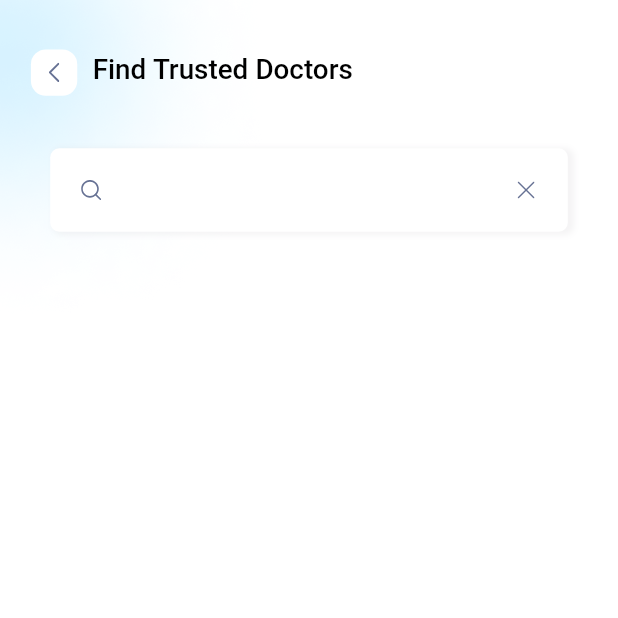
After one commit to shayestehPn/doctor-hunt, a Flutter app: the FindDoctorsPage screen opened by its route, on a phone screen of 412 x 824 dp, the top half of it. The commit adds this screen. Run offline on Flutter 3.47's test engine with Material 2 defaults, Android fonts, the phone set to English and light mode, and no system bars; our stand-ins replace cached_network_image, equatable, flutter_bloc, flutter_screenutil, flutter_svg, get and 1 more.

Commit message:
find doctors page 40%

```diff
--- a/lib/binding.dart
+++ b/lib/binding.dart
@@ -1,5 +1,6 @@
 import 'package:get/get.dart';
 import 'package:get/get_instance/src/bindings_interface.dart';
+import 'data/repository/find_doctors_repository.dart';
 import 'data/repository/home_repository.dart';
 import 'data/repository/splash_repository.dart';
 
@@ -13,5 +14,7 @@ class BindingClass implements Bindings {
 
     Get.lazyPut<HomeRepository>(() => HomeRepository(),fenix: true);
 
+    Get.lazyPut<FindDoctorsRepository>(() => FindDoctorsRepository(),fenix: true);
+
   }
 }
--- /dev/null
+++ b/lib/business_logic/find_doctors/find_doctors_cubit.dart
@@ -0,0 +1,35 @@
+import 'package:flutter_bloc/flutter_bloc.dart';
+import 'package:get/get.dart';
+import '../../data/repository/find_doctors_repository.dart';
+import 'find_doctors_state.dart';
+
+
+class FindDoctorsCubit extends Cubit<FindDoctorsState>{
+
+  final FindDoctorsRepository _findDoctorsRepository=Get.find();
+
+  FindDoctorsCubit() : super(const Initial());
+
+
+
+  getData() async {
+
+    emit( Loading() );
+
+    final result = await _findDoctorsRepository.getData();
+
+    if(result.error==""){
+
+      emit( Success(dto: result));
+
+    }
+    else{
+
+      emit(Failure(error: result.error.toString()));
+
+    }
+
+  }
+
+
+}
--- /dev/null
+++ b/lib/business_logic/find_doctors/find_doctors_state.dart
@@ -0,0 +1,61 @@
+import 'package:equatable/equatable.dart';
+import '../../data/dto/find_doctors_dto.dart';
+
+abstract class FindDoctorsState extends Equatable{    //we cant make instance of abstract class
+
+  const FindDoctorsState();
+}
+
+class Initial extends FindDoctorsState {
+
+  const Initial();
+
+  @override
+  List<Object?> get props => [];
+
+}
+
+
+class Loading extends FindDoctorsState {
+
+  const Loading();
+
+  @override
+  List<Object?> get props => [];
+
+}
+
+
+
+
+class Success extends FindDoctorsState {
+
+  FindDoctorsDto dto;
+
+  Success({required this.dto});
+
+  @override
+  List<Object?> get props => [dto];
+
+  Success copyWith({
+    FindDoctorsDto? dto
+  }) {
+    return Success(
+      dto: dto??this.dto,
+    );
+  }
+}
+
+
+
+
+class Failure extends FindDoctorsState {
+
+  String error="";
+
+  Failure({required this.error});
+
+  @override
+  List<Object?> get props => [error];
+
+}
--- /dev/null
+++ b/lib/data/dto/find_doctors_dto.dart
@@ -0,0 +1,31 @@
+import '../../constants/strings.dart';
+
+class FindDoctorsDto{
+
+  String error="";
+
+
+  FindDoctorsDto();
+
+
+  FindDoctorsDto.status(int status){
+    if(status==401){
+      error=AppStrings.userNotFoundError;
+    }
+    else if(status==403 || status==404){
+      error=AppStrings.serverError;
+    }
+  }
+
+
+  FindDoctorsDto.error(this.error);
+
+
+
+// factory FindDoctorsDto.fromJson(Map<dynamic, dynamic> json) {
+//
+//   return FindDoctorsDto();
+// }
+
+
+}
--- /dev/null
+++ b/lib/data/repository/find_doctors_repository.dart
@@ -0,0 +1,10 @@
+import '../dto/find_doctors_dto.dart';
+
+class FindDoctorsRepository{
+
+  getData(){
+
+    return FindDoctorsDto();
+  }
+
+}
--- /dev/null
+++ b/lib/presentation/components/button_with_touch_point.dart
@@ -0,0 +1,37 @@
+import 'package:flutter/material.dart';
+
+class ButtonWithTouchPoint extends StatelessWidget {
+
+  final Widget buttonWidget;
+  final  double touchingAreaHeight;
+  final double touchingAreaWidth;
+  final Function() onClick;
+
+  const ButtonWithTouchPoint({
+    super.key,
+    required this.buttonWidget,
+    required this.touchingAreaHeight,
+    required this.touchingAreaWidth,
+    required this.onClick
+  });
+
+  @override
+  Widget build(BuildContext context) {
+    return GestureDetector(
+      onTap: (){
+        onClick();
+      },
+      child: Stack(
+        alignment: Alignment.center,
+        children: [
+          buttonWidget,
+          Container(
+            height: touchingAreaHeight,
+            width: touchingAreaWidth,
+            color: Colors.transparent,
+          )
+        ],
+      ),
+    );
+  }
+}
--- /dev/null
+++ b/lib/presentation/components/find_doctors_page/find_doctor_app_bar.dart
@@ -0,0 +1,49 @@
+import 'package:doctor_hunt/presentation/components/images/svg_images.dart';
+import 'package:flutter/material.dart';
+import 'package:flutter_screenutil/flutter_screenutil.dart';
+
+class FindDoctorAppBar extends StatelessWidget {
+
+  final Function() backOnClick;
+
+  const FindDoctorAppBar({super.key, required this.backOnClick});
+
+  @override
+  Widget build(BuildContext context) {
+    return Column(
+      children: [
+        SizedBox(height: 32.h),
+        Row(
+          children: [
+            GestureDetector(
+              onTap: (){
+                backOnClick();
+              },
+              child: Container(
+                height: 30.w,
+                width: 30.w,
+                margin: EdgeInsets.only(right: 10.w,left: 20.w),
+                alignment: Alignment.center,
+                decoration: BoxDecoration(
+                  borderRadius: BorderRadius.circular(10),
+                  color: Colors.white,
+
+                ),
+                child: SvgImage.arrowLeftSvg,
+              ),
+            ),
+            Text("Find Trusted Doctors",
+              textAlign: TextAlign.center,
+              style: TextStyle(
+                  fontSize: 18.sp,
+                  color: Colors.black,
+                fontWeight: FontWeight.w500
+              ),
+            )
+
+          ],
+        )
+      ],
+    );
+  }
+}
--- /dev/null
+++ b/lib/presentation/components/find_doctors_page/find_doctor_search_text_field.dart
@@ -0,0 +1,99 @@
+import 'package:doctor_hunt/constants/colors.dart';
+import 'package:doctor_hunt/constants/styles.dart';
+import 'package:doctor_hunt/presentation/components/images/svg_images.dart';
+import 'package:flutter/material.dart';
+import 'package:flutter_screenutil/flutter_screenutil.dart';
+
+import '../button_with_touch_point.dart';
+
+class FindDoctorTextField extends StatelessWidget {
+
+  final TextEditingController controller;
+  final Function() closeOnClick;
+  final Function() magnifierOnClick;
+
+   const FindDoctorTextField({
+     super.key,
+     required this.controller,
+     required this.closeOnClick,
+     required this.magnifierOnClick
+   });
+
+
+
+  @override
+  Widget build(BuildContext context) {
+    return Container(
+      height: 54.h,
+      width: 335.w,
+      margin: EdgeInsets.only(top: 34.h),
+      decoration: BoxDecoration(
+        color: Colors.white,
+        borderRadius: AppStyles.cardBorderRadius,
+          boxShadow: [
+            BoxShadow(
+              color: const Color(0xffC9C5CA).withOpacity(0.2),
+              blurRadius: 3,
+              spreadRadius: 1,
+              offset: const Offset(3, 1),
+            )
+          ]
+      ),
+      child: Row(
+        children: [
+          ButtonWithTouchPoint(
+
+            buttonWidget: Container(
+              height: 13.w,
+              width: 13.w,
+              margin: EdgeInsets.only(left: 20.w),
+              child: SvgImage.magnifierSvg,
+            ),
+            touchingAreaHeight: 26.w,
+            touchingAreaWidth: 26.w,
+            onClick: () {
+              magnifierOnClick();
+            },
+          ),
+          Expanded(
+              child: TextField(
+                  textAlign: TextAlign.left,
+                  textDirection: TextDirection.ltr,
+                  maxLines: 1,
+                  style: TextStyle(
+                      fontWeight: FontWeight.w500,
+                      fontSize: 15.sp,
+                      color: AppColors.gray,
+                  ),
+                  controller: controller,
+                  keyboardType: TextInputType.text,
+                  decoration: InputDecoration(
+                      border: InputBorder.none,
+                      contentPadding: EdgeInsets.only(left: 12.w),
+                  ),
+
+              )
+          ),
+          Expanded(
+              child: Align(
+                alignment: Alignment.centerRight,
+                child : ButtonWithTouchPoint(
+                  buttonWidget: Container(
+                    height: 11.w,
+                    width: 11.w,
+                    margin: EdgeInsets.only(right: 21.w),
+                    child: SvgImage.closeSvg,
+                  ),
+                  touchingAreaHeight: 33.w,
+                  touchingAreaWidth: 33.w,
+                  onClick: () {
+                    closeOnClick();
+                  },
+                ),
+              )
+          )
+        ],
+      ),
+    );
+  }
+}
--- a/lib/presentation/components/home_screen/search_card.dart
+++ b/lib/presentation/components/home_screen/search_card.dart
@@ -1,16 +1,22 @@
 import 'package:flutter/material.dart';
 import 'package:flutter_screenutil/flutter_screenutil.dart';
-
 import '../../../constants/colors.dart';
 import '../../../constants/styles.dart';
 import '../images/svg_images.dart';
 
 class SearchCard extends StatelessWidget {
-  const SearchCard({Key? key}) : super(key: key);
+
+  final Function() onClick;
+
+  const SearchCard({super.key, required this.onClick});
 
   @override
   Widget build(BuildContext context) {
-    return Container(
+    return GestureDetector(
+      onTap: (){
+        onClick();
+      },
+      child: Container(
         height: 54.h,
         margin: EdgeInsets.fromLTRB(20.w,126.h,20.w,0),
         decoration: BoxDecoration(
@@ -19,8 +25,8 @@ class SearchCard extends StatelessWidget {
             boxShadow: [
               BoxShadow(
                 color: const Color(0xffC9C5CA).withOpacity(0.5),
-              blurRadius: 5, // soften the shadow
-              spreadRadius: 1, //extend the shadow
+                blurRadius: 5,
+                spreadRadius: 1,
                 offset: const Offset(1, 1),
               )
             ]
@@ -40,7 +46,8 @@ class SearchCard extends StatelessWidget {
                   color: AppColors.gray
               ),
             ),
-          Expanded(child: Align(
+            Expanded(
+                child: Align(
               alignment: Alignment.centerRight,
               child: Container(
                 height: 11.w,
@@ -51,6 +58,7 @@ class SearchCard extends StatelessWidget {
             ))
           ],
         ),
+      ),
     );
   }
 }
--- a/lib/presentation/components/images/svg_images.dart
+++ b/lib/presentation/components/images/svg_images.dart
@@ -90,5 +90,8 @@ class SvgImage {
     "${Assistance.svgImagesLocation}message_icon.svg",
     color: Colors.white,
   );
+  static final  Widget arrowLeftSvg = SvgPicture.asset(
+    "${Assistance.svgImagesLocation}arrow_left.svg",
+  );
 
 }
--- /dev/null
+++ b/lib/presentation/pages/find_doctors_page.dart
@@ -0,0 +1,103 @@
+import 'package:doctor_hunt/business_logic/find_doctors/find_doctors_cubit.dart';
+import 'package:flutter/material.dart';
+import 'package:flutter_bloc/flutter_bloc.dart';
+import 'package:flutter_screenutil/flutter_screenutil.dart';
+import 'package:get/get.dart';
+import '../../business_logic/find_doctors/find_doctors_state.dart';
+import '../components/find_doctors_page/find_doctor_app_bar.dart';
+import '../components/find_doctors_page/find_doctor_search_text_field.dart';
+import '../components/images/png_images.dart';
+import '../components/loading_dilaog.dart';
+
+
+class FindDoctorsPage extends StatelessWidget {
+
+   FindDoctorsPage({Key? key}) : super(key: key);
+
+  TextEditingController doctorTextFieldController=TextEditingController();
+
+  @override
+  Widget build(BuildContext context) {
+    return Scaffold(
+      body: BlocProvider<FindDoctorsCubit>(
+        create: (context) {
+          final cubit = FindDoctorsCubit();
+          cubit.getData();
+          return cubit;
+        },
+        child: BlocConsumer<FindDoctorsCubit, FindDoctorsState>(
+          listener: (context, homeState) {
+            if (homeState is Failure) {
+              Navigator.pop(context);
+              ScaffoldMessenger.of(context).showSnackBar(
+                SnackBar(
+                  backgroundColor: Colors.green,
+                  content: Text(homeState.error),
+                ),
+              );
+            }
+          },
+          builder: (context, state) {
+            if(state is Loading){
+              return const LoadingDialog();
+            }
+            if(state is Success){
+              return  Scaffold(
+                  body: Material(
+                      child: Stack(
+                        children: [
+                          Container(
+                            height: MediaQuery.of(context).size.height,
+                            width: MediaQuery.of(context).size.width,
+                            color: Colors.white,
+                          ),
+                          Positioned(
+                            top: 0,
+                            left: -20.w,
+                            child: SizedBox(
+                              height: 216.w,
+                              width: 216.w,
+                              child: PngImage.blueBlurPng,
+                            ),
+                          ),
+                          Column(
+                            children: [
+                              FindDoctorAppBar(
+                                backOnClick: () {
+                                  Get.back();
+                                },
+                              ),
+                               FindDoctorTextField(
+                                 controller: doctorTextFieldController,
+                                 closeOnClick: () {
+
+                                 },
+                                 magnifierOnClick: () {
+
+                                 },
+                               ),
+                              Expanded(
+                                child: ListView(
+                                  shrinkWrap: true,
+                                  children: [
+
+                                  ],
+                                ),
+                              )
+                            ],
+
+                          )
+                        ],
+                      )
+                  )
+              );
+            }
+            else{
+              return Container();
+            }
+          },
+        ),
+      ),
+    );
+  }
+}
--- a/lib/presentation/pages/home_screen.dart
+++ b/lib/presentation/pages/home_screen.dart
@@ -5,8 +5,10 @@ import 'package:doctor_hunt/presentation/components/loading_dilaog.dart';
 import 'package:flutter/material.dart';
 import 'package:flutter_bloc/flutter_bloc.dart';
 import 'package:flutter_screenutil/flutter_screenutil.dart';
+import 'package:get/get.dart';
 import '../../business_logic/home_screen/home_cubit.dart';
 import '../../business_logic/home_screen/home_state.dart';
+import '../../routing/routes.dart';
 import '../components/home_screen/live_doctors_list.dart';
 import '../components/home_screen/medical_category_list.dart';
 import '../components/home_screen/doctor_title.dart';
@@ -112,7 +114,11 @@ class HomeScreen extends StatelessWidget {
                            )
                          ],
                        ),
-                       const SearchCard()
+                        SearchCard(
+                         onClick: (){
+                           Get.toNamed(Routes.findDoctorsPage);
+                         },
+                       )
                      ],
                    ),
                  ),
--- a/lib/routing/app_pages.dart
+++ b/lib/routing/app_pages.dart
@@ -1,5 +1,6 @@
 import 'package:doctor_hunt/binding.dart';
 import 'package:doctor_hunt/presentation/components/loading_dilaog.dart';
+import 'package:doctor_hunt/presentation/pages/find_doctors_page.dart';
 import 'package:doctor_hunt/presentation/pages/home_screen.dart';
 import 'package:doctor_hunt/presentation/pages/main_page.dart';
 import 'package:doctor_hunt/presentation/pages/on_branding_page.dart';
@@ -33,9 +34,15 @@ final appPages = [
     fullscreenDialog: true,
     transition: Transition.fade,
   ),
+
   GetPage(
     name: Routes.mainPage,
     page: () =>  MainPage(),
   ),
 
+  GetPage(
+    name: Routes.findDoctorsPage,
+    page: () =>   FindDoctorsPage(),
+  ),
+
 ];
--- a/lib/routing/routes.dart
+++ b/lib/routing/routes.dart
@@ -6,5 +6,6 @@ abstract class Routes {
   static const homeScreen = '/home_screen';
   static const loadingDialog = '/loading_dialog';
   static const mainPage = '/main_page';
+  static const findDoctorsPage = '/find_doctors_page';
 
 }
```
Also changed, not shown: assets/images/svg/arrow_left.svg (added), lib/data/dataProvider/find_doctors_data_provider.dart (added). Lines whose indentation alone changed are shown as unchanged.
